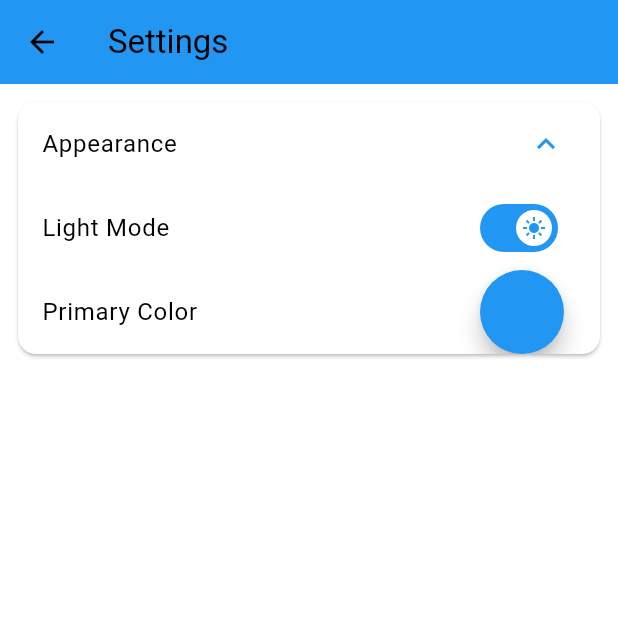
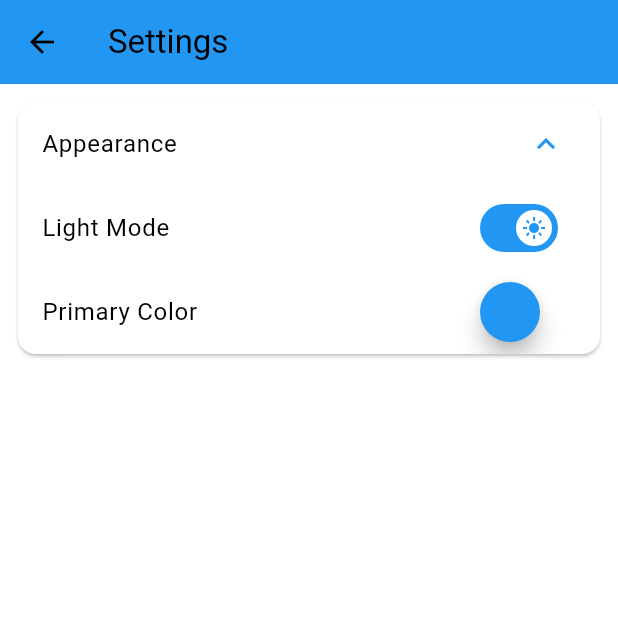
Before and after one commit to hodgeswt/Wiktionary, a Flutter app: the SettingsView screen opened directly, on a phone screen of 412 x 824 dp, the top half of it. Run offline on Flutter 3.47's test engine with Material 2 defaults, Android fonts, the light colour scheme and no system bars; our stand-ins replace dio, flutter_colorpicker, shared_preferences; accounts and stored records are empty.

Commit message:
Padding in settings

```diff
--- a/lib/views/settings_view.dart
+++ b/lib/views/settings_view.dart
@@ -1,6 +1,7 @@
 import 'package:flutter/material.dart';
 import 'package:flutter_colorpicker/flutter_colorpicker.dart';
 import 'package:shared_preferences/shared_preferences.dart';
+import 'package:wiktionary/constants/numbers.dart';
 import 'package:wiktionary/constants/settings.dart';
 import 'package:wiktionary/constants/strings.dart';
 import 'package:wiktionary/widgets/rebuilder.dart';
@@ -152,12 +153,18 @@ class _SettingsViewState extends State<SettingsView> {
                     Expanded(
                       child: ListTile(
                         title: const Text(Strings.colorText),
-                        trailing: FloatingActionButton(
-                          backgroundColor: _colorState,
-                          onPressed: () {
-                            _showColorPicker(snapshot.data!);
-                          },
-                          shape: const CircleBorder(),
+                        trailing: Padding(
+                          padding: const EdgeInsets.symmetric(
+                            horizontal: Numbers.defaultHorizontalPadding,
+                            vertical: Numbers.defaultVerticalPadding,
+                          ),
+                          child: FloatingActionButton(
+                            backgroundColor: _colorState,
+                            onPressed: () {
+                              _showColorPicker(snapshot.data!);
+                            },
+                            shape: const CircleBorder(),
+                          ),
                         ),
                         onTap: () {
                           _showColorPicker(snapshot.data!);
```
